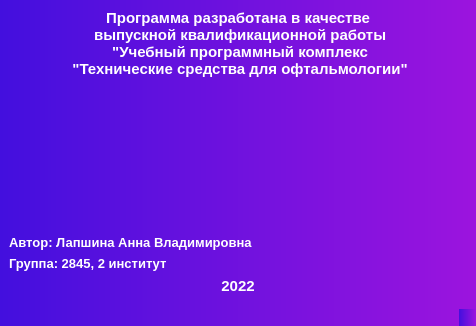
The window that Info.ui (AnnaVolleyball/educational_software_complex) describes before a commit, drawn with Qt 5.
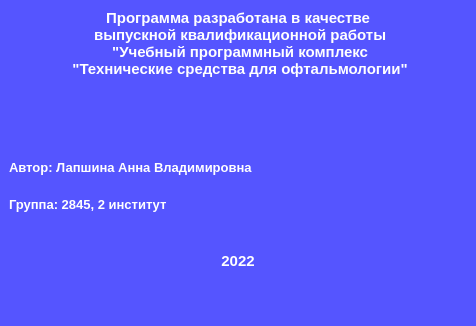
The same window after the commit. Icons and pictures are not drawn.

Diff of the .ui file:
```diff
--- a/Info.ui
+++ b/Info.ui
@@ -14,7 +14,7 @@
    <string>MainWindow</string>
   </property>
   <property name="styleSheet">
-   <string notr="true">background-color: qlineargradient(spread:pad, x1:0, y1:0, x2:1, y2:0, stop:0 rgba(67, 15, 222, 255), stop:1 rgba(156, 20, 222, 255));
+   <string notr="true">background-color: rgb(85, 85, 255);
 </string>
   </property>
   <widget class="QWidget" name="centralwidget">
@@ -44,17 +44,36 @@
      </widget>
     </item>
     <item>
-     <spacer name="verticalSpacer">
-      <property name="orientation">
-       <enum>Qt::Vertical</enum>
-      </property>
-      <property name="sizeHint" stdset="0">
-       <size>
-        <width>20</width>
-        <height>40</height>
-       </size>
-      </property>
-     </spacer>
+     <layout class="QHBoxLayout" name="horizontalLayout">
+      <item>
+       <widget class="QLabel" name="label_5">
+        <property name="minimumSize">
+         <size>
+          <width>61</width>
+          <height>61</height>
+         </size>
+        </property>
+        <property name="maximumSize">
+         <size>
+          <width>61</width>
+          <height>61</height>
+         </size>
+        </property>
+        <property name="styleSheet">
+         <string notr="true">background-color: transparent;</string>
+        </property>
+        <property name="text">
+         <string/>
+        </property>
+        <property name="pixmap">
+         <pixmap>icon.png</pixmap>
+        </property>
+        <property name="scaledContents">
+         <bool>true</bool>
+        </property>
+       </widget>
+      </item>
+     </layout>
     </item>
     <item>
      <layout class="QVBoxLayout" name="verticalLayout">
```
